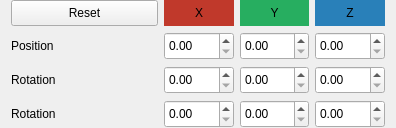
Before: the Qt Designer form src/widgets/transformeditor.ui in jahshaka/Studio, drawn with Qt 5.
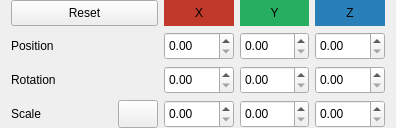
After: the same form once the commit is applied. Icons and pictures are not drawn.

Commit message: Massive final ui cleanup, dynamic layout

The edit to the form file:
```diff
--- a/src/widgets/transformeditor.ui
+++ b/src/widgets/transformeditor.ui
@@ -401,16 +401,69 @@
        <number>0</number>
       </property>
       <item>
-       <widget class="QLabel" name="scl_2">
+       <widget class="QWidget" name="widget" native="true">
         <property name="sizePolicy">
          <sizepolicy hsizetype="Preferred" vsizetype="Preferred">
           <horstretch>2</horstretch>
           <verstretch>0</verstretch>
          </sizepolicy>
         </property>
-        <property name="text">
-         <string>Rotation</string>
-        </property>
+        <layout class="QHBoxLayout" name="horizontalLayout_6">
+         <property name="leftMargin">
+          <number>0</number>
+         </property>
+         <property name="topMargin">
+          <number>0</number>
+         </property>
+         <property name="rightMargin">
+          <number>0</number>
+         </property>
+         <property name="bottomMargin">
+          <number>0</number>
+         </property>
+         <item>
+          <widget class="QLabel" name="scl_label">
+           <property name="sizePolicy">
+            <sizepolicy hsizetype="Preferred" vsizetype="Preferred">
+             <horstretch>0</horstretch>
+             <verstretch>0</verstretch>
+            </sizepolicy>
+           </property>
+           <property name="text">
+            <string>Scale</string>
+           </property>
+          </widget>
+         </item>
+         <item>
+          <widget class="QPushButton" name="uniformScale">
+           <property name="sizePolicy">
+            <sizepolicy hsizetype="Fixed" vsizetype="Preferred">
+             <horstretch>0</horstretch>
+             <verstretch>0</verstretch>
+            </sizepolicy>
+           </property>
+           <property name="text">
+            <string/>
+           </property>
+           <property name="icon">
+            <iconset resource="../../icons.qrc">
+             <normaloff>:/app/icons/link-symbol.svg</normaloff>:/app/icons/link-symbol.svg</iconset>
+           </property>
+           <property name="iconSize">
+            <size>
+             <width>20</width>
+             <height>16</height>
+            </size>
+           </property>
+           <property name="checkable">
+            <bool>true</bool>
+           </property>
+           <property name="flat">
+            <bool>false</bool>
+           </property>
+          </widget>
+         </item>
+        </layout>
        </widget>
       </item>
       <item>
```
Left out of the diff: 6 changed lines with no effect on the pictures. The commit also changes 20 other files.
